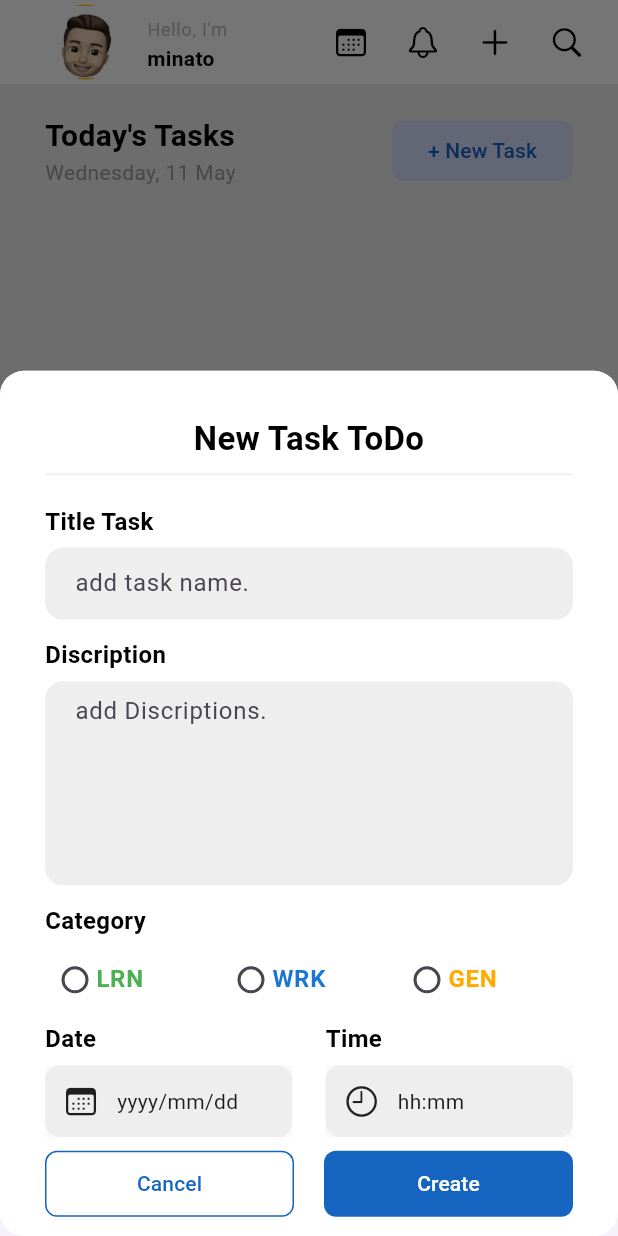
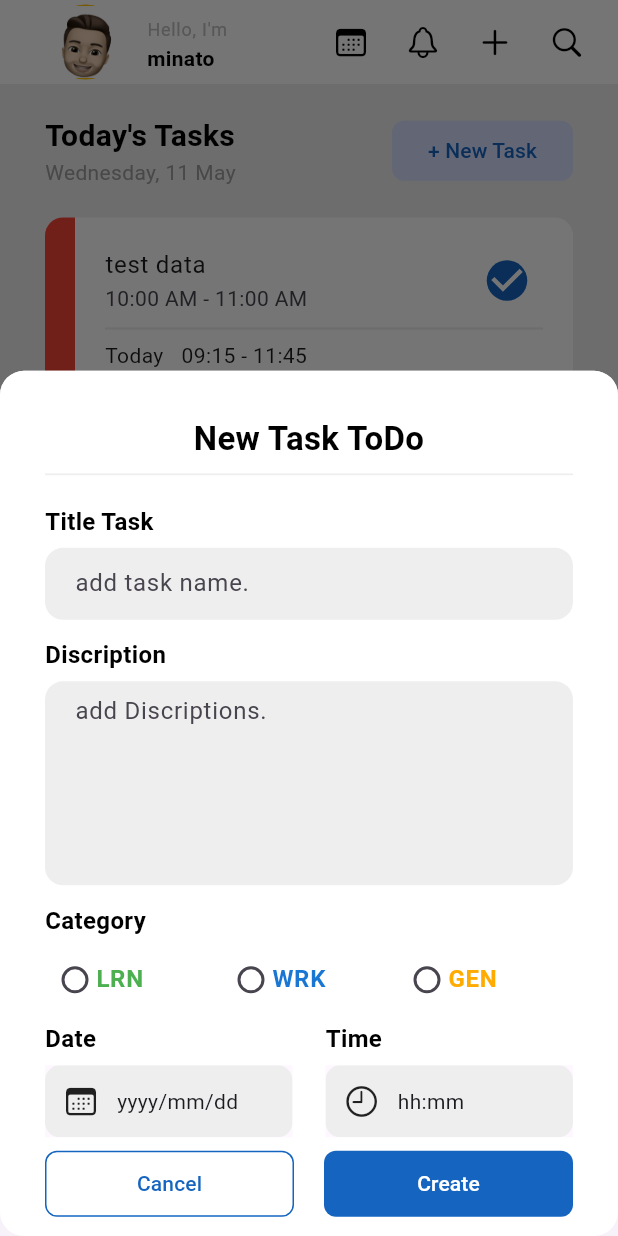
Before and after one commit to mn329/todo_app, a Flutter app: the screen it shows after launch, after a tap on "+ New Task", on a phone screen of 412 x 824 dp. Run offline on Flutter 3.47's test engine with Material 3 defaults, Android fonts, the phone set to English and light mode, and no system bars; our stand-ins replace cloud_firestore, firebase_core, flutter_riverpod, gap; accounts and stored records are empty.

Commit message:
createボタンの処理で止まってる

```diff
--- a/lib/common/show_model.dart
+++ b/lib/common/show_model.dart
@@ -4,21 +4,24 @@ import 'package:flutter_riverpod/flutter_riverpod.dart';
 import 'package:intl/intl.dart';
 import 'package:todo_app/constants/app_style.dart';
 import 'package:gap/gap.dart';
+import 'package:todo_app/model/todo_model.dart';
 import 'package:todo_app/provider/date_time_provider.dart';
 import 'package:todo_app/provider/radio_provider.dart';
+import 'package:todo_app/provider/servise_provider.dart';
 import 'package:todo_app/widget/datetime_widget.dart';
 import 'package:todo_app/widget/radio_widget.dart';
 import '../widget/textfield_widget.dart';
 
 class AddNewTaskModel extends ConsumerWidget {
-  const AddNewTaskModel({
+  AddNewTaskModel({
     super.key,
   });
-
+  final titleController = TextEditingController();
+  final descriptionController = TextEditingController();
   @override
   Widget build(BuildContext context, WidgetRef ref) {
-    final dateProv = ref.watch(dateProvier);
-    final timeProv = ref.watch(timeProvier);
+    final dateProv = ref.watch(dateProvider);
+    final timeProv = ref.watch(timeProvider);
     return Container(
       // 高さを画面の85%に設定
       padding: EdgeInsets.all(30),
@@ -51,14 +54,22 @@ class AddNewTaskModel extends ConsumerWidget {
             style: AppStyle.headhingOne,
           ),
           const Gap(6),
-          TextFieldWidget(hintText: 'add task name.', maxLine: 1),
+          TextFieldWidget(
+            hintText: 'add task name.',
+            maxLine: 1,
+            txtController: titleController,
+          ),
           const Gap(12),
           Text(
             'Discription',
             style: AppStyle.headhingOne,
           ),
           const Gap(6),
-          TextFieldWidget(hintText: 'add Discriptions.', maxLine: 5),
+          TextFieldWidget(
+            hintText: 'add Discriptions.',
+            maxLine: 5,
+            txtController: descriptionController,
+          ),
           const Gap(12),
           Text(
             'Category',
@@ -113,7 +124,7 @@ class AddNewTaskModel extends ConsumerWidget {
                   if (getValue != null) {
                     final format = DateFormat('yyyy/MM/dd');
                     ref
-                        .read(dateProvier.notifier)
+                        .read(dateProvider.notifier)
                         .update((state) => format.format(getValue));
                   }
                 },
@@ -130,7 +141,7 @@ class AddNewTaskModel extends ConsumerWidget {
                     initialTime: TimeOfDay.now(),
                   );
                   if (getTime != null) {
-                    ref.read(timeProvier.notifier).update(
+                    ref.read(timeProvider.notifier).update(
                           (state) => getTime.format(context),
                         );
                   }
@@ -170,7 +181,32 @@ class AddNewTaskModel extends ConsumerWidget {
                         borderRadius: BorderRadius.circular(8),
                       ),
                       padding: EdgeInsets.symmetric(vertical: 12)),
-                  onPressed: () {},
+                  onPressed: () {
+                    final getRadioValue = ref.read(radioProvider);
+                    String category = '';
+                    switch (getRadioValue) {
+                      case 1:
+                        category = 'Learning';
+                        break;
+                      case 2:
+                        category = 'Working';
+                        break;
+                      case 3:
+                        category = 'General';
+                        break;
+                      default:
+                    }
+                    ref.read(serviseProvider).addNewTask(
+                          TodoModel(
+                            titleTask: titleController.text,
+                            description: descriptionController.text,
+                            category: category,
+                            dateTask: ref.read(dateProvider),
+                            timeTask: ref.read(timeProvider),
+                          ),
+                        );
+                    print('data is saving');
+                  },
                   child: Text('Create'),
                 ),
               ),
--- a/lib/main.dart
+++ b/lib/main.dart
@@ -1,11 +1,15 @@
-import 'package:flutter/cupertino.dart';
+import 'package:firebase_core/firebase_core.dart';
+
 import 'package:flutter/material.dart';
 import 'package:flutter_riverpod/flutter_riverpod.dart';
-import 'package:todo_app/test_screen.dart';
-import 'package:todo_app/test_screen2.dart';
-import 'common/show_model.dart';
+import 'package:todo_app/firebase_options.dart';
+import 'package:todo_app/view/home_page.dart';
 
-void main() {
+void main() async {
+  WidgetsFlutterBinding.ensureInitialized();
+  await Firebase.initializeApp(
+    options: DefaultFirebaseOptions.currentPlatform,
+  );
   runApp(
     const ProviderScope(
       child: MyApp(),
@@ -22,126 +26,7 @@ class MyApp extends StatelessWidget {
       title: 'ToDo App',
       theme: ThemeData(),
       // 存在しないHomePageではなく、MyHomePageを呼び出す
-      home: const MyHomePage(),
+      home: MyHomePage(),
     );
   }
 }
-
-// StatefulWidgetである必要がなければStatelessWidgetに変更
-class MyHomePage extends StatelessWidget {
-  const MyHomePage({super.key});
-
-  @override
-  Widget build(BuildContext context) {
-    // Scaffoldはbodyを1つしか持てないため、1つに統合する
-    return Scaffold(
-      backgroundColor: Colors.grey.shade200,
-      appBar: AppBar(
-        backgroundColor: Colors.white,
-        foregroundColor: Colors.black,
-        elevation: 0, // AppBarの影を消す
-        title: ListTile(
-          leading: CircleAvatar(
-            backgroundColor: Colors.amber,
-            radius: 25,
-            child: Image.asset('assets/profile.png'),
-          ),
-          title: Text(
-            'Hello, I\'m',
-            style: TextStyle(fontSize: 12, color: Colors.grey.shade400),
-          ),
-          subtitle: const Text(
-            'minato',
-            style: TextStyle(fontWeight: FontWeight.bold, color: Colors.black),
-          ),
-        ),
-        actions: [
-          Padding(
-            padding: const EdgeInsets.symmetric(horizontal: 10),
-            child: Row(
-              children: [
-                IconButton(
-                  onPressed: () {},
-                  icon: const Icon(CupertinoIcons.calendar),
-                ),
-                IconButton(
-                  onPressed: () {},
-                  icon: const Icon(CupertinoIcons.bell),
-                ),
-                IconButton(
-                  onPressed: () {
-                    Navigator.of(context).push(
-                        MaterialPageRoute(builder: (context) => TestScreen()));
-                  },
-                  icon: const Icon(CupertinoIcons.add),
-                ),
-                IconButton(
-                  onPressed: () {
-                    Navigator.of(context).push(
-                        MaterialPageRoute(builder: (context) => TestScreen2()));
-                  },
-                  icon: const Icon(CupertinoIcons.search),
-                )
-              ],
-            ),
-          )
-        ],
-      ),
-      // bodyを1つにまとめる
-      body: SingleChildScrollView(
-        child: Padding(
-          padding: const EdgeInsets.symmetric(
-              horizontal: 30, vertical: 20), // 上下にも余白を追加
-          child: Column(
-            children: [
-              Row(
-                mainAxisAlignment: MainAxisAlignment.spaceBetween,
-                children: [
-                  Column(
-                    crossAxisAlignment: CrossAxisAlignment.start,
-                    children: [
-                      const Text(
-                        'Today\'s Tasks',
-                        style: TextStyle(
-                            fontSize: 20,
-                            fontWeight: FontWeight.bold,
-                            color: Colors.black),
-                      ),
-                      Text(
-                        'Wednesday, 11 May', // 'wednesday'を大文字に
-                        style: TextStyle(color: Colors.grey.shade500),
-                      ),
-                    ],
-                  ),
-                  ElevatedButton(
-                    style: ElevatedButton.styleFrom(
-                      backgroundColor: const Color(0xFFD5DEFF), // カラーを少し調整
-                      foregroundColor: Colors.blue.shade800,
-                      elevation: 0,
-                      shape: RoundedRectangleBorder(
-                        borderRadius: BorderRadius.circular(8),
-                      ),
-                    ),
-                    onPressed: () => showModalBottomSheet(
-                      isScrollControlled: true,
-                      shape: const RoundedRectangleBorder(
-                        borderRadius: BorderRadius.vertical(
-                          top: Radius.circular(16),
-                        ),
-                      ),
-                      context: context,
-                      builder: (context) => const AddNewTaskModel(),
-                    ),
-                    child: const Text('+ New Task'),
-                  )
-                ],
-              ),
-              const SizedBox(height: 20), // Rowの後のスペース
-              // ここにタスクリストなどを追加していく
-            ],
-          ),
-        ),
-      ),
-    );
-  }
-}
--- /dev/null
+++ b/lib/model/todo_model.dart
@@ -0,0 +1,55 @@
+// ignore_for_file: public_member_api_docs, sort_constructors_first
+import 'package:cloud_firestore/cloud_firestore.dart';
+
+class TodoModel {
+  String? docId;
+  final String titleTask;
+  final String description;
+  final String category;
+  final String dateTask;
+  final String timeTask;
+
+  TodoModel({
+    this.docId,
+    required this.titleTask,
+    required this.description,
+    required this.category,
+    required this.dateTask,
+    required this.timeTask,
+  });
+
+  Map<String, dynamic> toMap() {
+    return <String, dynamic>{
+      // docIdは含めない
+      'titleTask': titleTask,
+      'description': description,
+      'category': category,
+      'dateTask': dateTask,
+      'timeTask': timeTask,
+    };
+  }
+
+  factory TodoModel.fromMap(Map<String, dynamic> map) {
+    return TodoModel(
+      docId: map['docId'] != null ? map['docId'] as String : null,
+      titleTask: map['titleTask'] as String,
+      description: map['description'] as String,
+      category: map['category'] as String,
+      dateTask: map['dateTask'] as String,
+      timeTask: map['timeTask'] as String,
+    );
+  }
+
+  factory TodoModel.fromSnapshot(DocumentSnapshot doc) {
+    final data = doc.data() as Map<String, dynamic>;
+
+    return TodoModel(
+      docId: doc.id,
+      titleTask: data['titleTask'] ?? '',
+      description: data['description'] ?? '',
+      category: data['category'] ?? '',
+      dateTask: data['dateTask'] ?? '',
+      timeTask: data['timeTask'] ?? '',
+    );
+  }
+}
--- a/lib/provider/date_time_provider.dart
+++ b/lib/provider/date_time_provider.dart
@@ -1,8 +1,8 @@
 import 'package:flutter_riverpod/flutter_riverpod.dart';
 
-final dateProvier = StateProvider<String>((ref) {
+final dateProvider = StateProvider<String>((ref) {
   return 'yyyy/mm/dd';
 });
-final timeProvier = StateProvider<String>((ref) {
+final timeProvider = StateProvider<String>((ref) {
   return 'hh:mm';
 });
--- /dev/null
+++ b/lib/provider/servise_provider.dart
@@ -0,0 +1,6 @@
+import 'package:flutter_riverpod/flutter_riverpod.dart';
+import 'package:todo_app/servise/todo_servis.dart';
+
+final serviseProvider = Provider<TodoServise>((ref) {
+  return TodoServise();
+});
--- a/lib/test_screen.dart
+++ b/lib/test_screen.dart
@@ -1,4 +1,3 @@
-import 'package:flutter/cupertino.dart';
 import 'package:flutter/material.dart';
 import 'package:flutter_riverpod/flutter_riverpod.dart';
 
--- /dev/null
+++ b/lib/view/home_page.dart
@@ -0,0 +1,129 @@
+import 'package:flutter/cupertino.dart';
+import 'package:flutter/material.dart';
+import 'package:gap/gap.dart';
+import 'package:todo_app/common/show_model.dart';
+import 'package:todo_app/test_screen.dart';
+import 'package:todo_app/test_screen2.dart';
+import 'package:todo_app/widget/card_todo_widget.dart';
+
+// StatefulWidgetである必要がなければStatelessWidgetに変更
+class MyHomePage extends StatelessWidget {
+  const MyHomePage({super.key});
+
+  @override
+  Widget build(BuildContext context) {
+    // Scaffoldはbodyを1つしか持てないため、1つに統合する
+    return Scaffold(
+      backgroundColor: Colors.grey.shade200,
+      appBar: AppBar(
+        backgroundColor: Colors.white,
+        foregroundColor: Colors.black,
+        elevation: 0, // AppBarの影を消す
+        title: ListTile(
+          leading: CircleAvatar(
+            backgroundColor: Colors.amber,
+            radius: 25,
+            child: Image.asset('assets/profile.png'),
+          ),
+          title: Text(
+            'Hello, I\'m',
+            style: TextStyle(fontSize: 12, color: Colors.grey.shade400),
+          ),
+          subtitle: const Text(
+            'minato',
+            style: TextStyle(fontWeight: FontWeight.bold, color: Colors.black),
+          ),
+        ),
+        actions: [
+          Padding(
+            padding: const EdgeInsets.symmetric(horizontal: 10),
+            child: Row(
+              children: [
+                IconButton(
+                  onPressed: () {},
+                  icon: const Icon(CupertinoIcons.calendar),
+                ),
+                IconButton(
+                  onPressed: () {},
+                  icon: const Icon(CupertinoIcons.bell),
+                ),
+                IconButton(
+                  onPressed: () {
+                    Navigator.of(context).push(
+                        MaterialPageRoute(builder: (context) => TestScreen()));
+                  },
+                  icon: const Icon(CupertinoIcons.add),
+                ),
+                IconButton(
+                  onPressed: () {
+                    Navigator.of(context).push(
+                        MaterialPageRoute(builder: (context) => TestScreen2()));
+                  },
+                  icon: const Icon(CupertinoIcons.search),
+                )
+              ],
+            ),
+          )
+        ],
+      ),
+      // bodyを1つにまとめる
+      body: SingleChildScrollView(
+        child: Padding(
+          padding: const EdgeInsets.symmetric(
+              horizontal: 30, vertical: 20), // 上下にも余白を追加
+          child: Column(
+            children: [
+              Row(
+                mainAxisAlignment: MainAxisAlignment.spaceBetween,
+                children: [
+                  Column(
+                    crossAxisAlignment: CrossAxisAlignment.start,
+                    children: [
+                      const Text(
+                        'Today\'s Tasks',
+                        style: TextStyle(
+                            fontSize: 20,
+                            fontWeight: FontWeight.bold,
+                            color: Colors.black),
+                      ),
+                      Text(
+                        'Wednesday, 11 May', // 'wednesday'を大文字に
+                        style: TextStyle(color: Colors.grey.shade500),
+                      ),
+                    ],
+                  ),
+                  ElevatedButton(
+                    style: ElevatedButton.styleFrom(
+                      backgroundColor: const Color(0xFFD5DEFF), // カラーを少し調整
+                      foregroundColor: Colors.blue.shade800,
+                      elevation: 0,
+                      shape: RoundedRectangleBorder(
+                        borderRadius: BorderRadius.circular(8),
+                      ),
+                    ),
+                    onPressed: () => showModalBottomSheet(
+                      isScrollControlled: true,
+                      shape: const RoundedRectangleBorder(
+                        borderRadius: BorderRadius.vertical(
+                          top: Radius.circular(16),
+                        ),
+                      ),
+                      context: context,
+                      builder: (context) => AddNewTaskModel(),
+                    ),
+                    child: const Text('+ New Task'),
+                  )
+                ],
+              ),
+              Gap(20),
+              ListView.builder(
+                  itemCount: 4,
+                  shrinkWrap: true,
+                  itemBuilder: (context, index) => CardTodoListWidget()),
+            ],
+          ),
+        ),
+      ),
+    );
+  }
+}
--- /dev/null
+++ b/lib/widget/card_todo_widget.dart
@@ -0,0 +1,79 @@
+import 'package:flutter/material.dart';
+import 'package:gap/gap.dart';
+
+class CardTodoListWidget extends StatelessWidget {
+  const CardTodoListWidget({
+    super.key,
+  });
+
+  @override
+  Widget build(BuildContext context) {
+    return Container(
+      height: 120,
+      width: double.infinity,
+      decoration: BoxDecoration(
+        color: Colors.white,
+        borderRadius: BorderRadius.circular(12),
+      ),
+      child: Row(
+        children: [
+          Container(
+            decoration: BoxDecoration(
+              color: Colors.red,
+              borderRadius: BorderRadius.only(
+                topLeft: Radius.circular(12),
+                bottomLeft: Radius.circular(12),
+              ),
+            ),
+            width: 20,
+          ),
+          Expanded(
+            child: Padding(
+              padding: EdgeInsets.symmetric(horizontal: 20),
+              child: Column(
+                mainAxisAlignment: MainAxisAlignment.center,
+                crossAxisAlignment: CrossAxisAlignment.start,
+                children: [
+                  ListTile(
+                    contentPadding: EdgeInsets.zero,
+                    title: Text('test data'),
+                    subtitle: Text('10:00 AM - 11:00 AM'),
+                    trailing: Transform.scale(
+                      scale: 1.5,
+                      child: Checkbox(
+                        activeColor: Colors.blue.shade800,
+                        shape: CircleBorder(),
+                        value: true,
+                        onChanged: (value) => {
+                          print("checked"),
+                        },
+                      ),
+                    ),
+                  ),
+                  Transform.translate(
+                    offset: Offset(0, -12),
+                    child: Column(
+                      children: [
+                        Divider(
+                          thickness: 1.5,
+                          color: Colors.grey.shade200,
+                        ),
+                        Row(
+                          children: [
+                            Text('Today'),
+                            Gap(12),
+                            Text('09:15 - 11:45')
+                          ],
+                        )
+                      ],
+                    ),
+                  )
+                ],
+              ),
+            ),
+          ),
+        ],
+      ),
+    );
+  }
+}
--- a/lib/widget/textfield_widget.dart
+++ b/lib/widget/textfield_widget.dart
@@ -5,11 +5,13 @@ class TextFieldWidget extends StatelessWidget {
     super.key,
     required this.hintText,
     required this.maxLine,
+    required this.txtController,
   });
   // ヒントテキスト
   final String hintText;
   // 入力可能な最大行数
   final int maxLine;
+  final TextEditingController txtController;
 
   @override
   Widget build(BuildContext context) {
@@ -20,6 +22,7 @@ class TextFieldWidget extends StatelessWidget {
         borderRadius: BorderRadius.circular(12),
       ),
       child: TextField(
+        controller: txtController,
         decoration: InputDecoration(
           enabledBorder: InputBorder.none,
           focusedBorder: InputBorder.none,
--- a/pubspec.yaml
+++ b/pubspec.yaml
@@ -16,6 +16,7 @@ dependencies:
   flutter_riverpod: ^2.6.1
   firebase_core: ^4.2.0
   intl: ^0.20.2
+  cloud_firestore: ^6.0.3
 
 dev_dependencies:
   flutter_test:
```
Also changed, not shown: lib/servise/todo_servis.dart (added, +19 -0 lines), firebase.json, lib/firebase_options.dart, lib/hooks_screen.dart (deleted), pubspec.lock, 46 other files.
